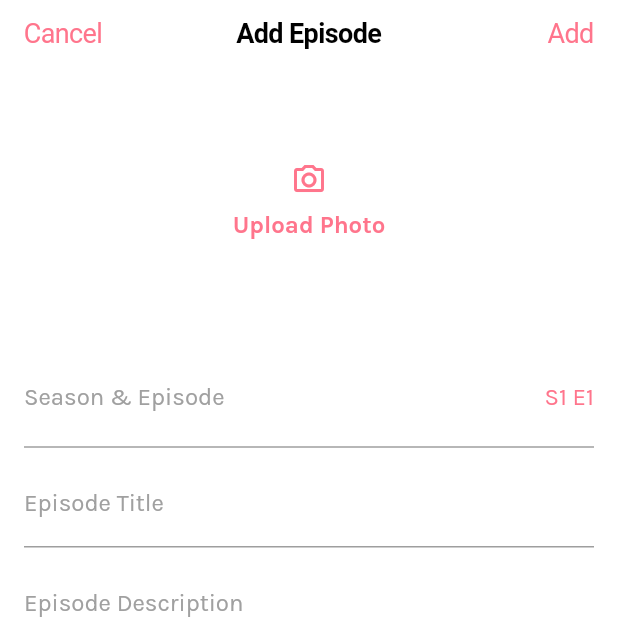
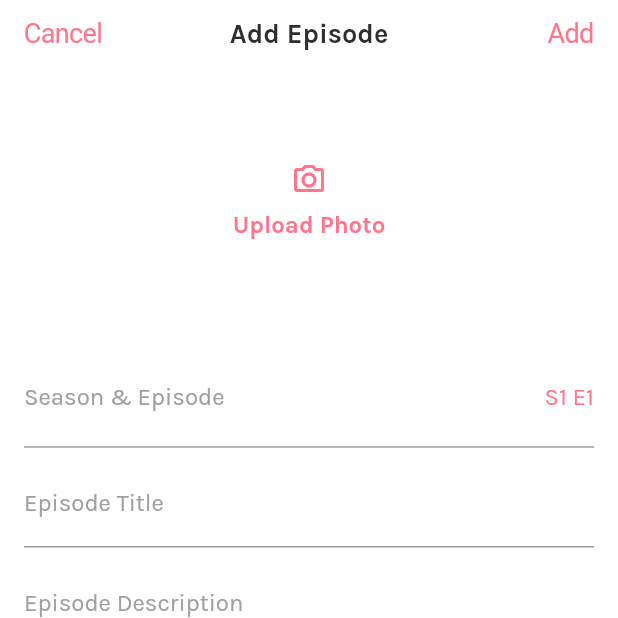
Before and after one commit to KhaleelSH/tv_shows, a Flutter app: the AddEpisodePage screen opened directly, on a phone screen of 412 x 824 dp, the top half of it. Run offline on Flutter 3.47's test engine with Material 2 defaults, Android fonts, the phone set to English and light mode, and no system bars.

Commit message:
UI updates

```diff
--- a/lib/pages/add_episode_page.dart
+++ b/lib/pages/add_episode_page.dart
@@ -49,12 +49,9 @@ class _AddEpisodePageState extends State<AddEpisodePage> {
             ),
           ],
         ),
-        middle: const Text(
+        middle: Text(
           'Add Episode',
-          style: TextStyle(
-            fontSize: 18,
-            fontWeight: FontWeight.bold,
-          ),
+          style: Theme.of(context).textTheme.headline1!.copyWith(fontSize: 18),
         ),
         trailing: GestureDetector(
           onTap: () {
@@ -88,11 +85,10 @@ class _AddEpisodePageState extends State<AddEpisodePage> {
                       const SizedBox(height: 8),
                       Text(
                         'Upload Photo',
-                        style: TextStyle(
-                          fontSize: 16,
-                          fontWeight: FontWeight.bold,
-                          color: Theme.of(context).primaryColor,
-                        ),
+                        style: Theme.of(context)
+                            .textTheme
+                            .button!
+                            .copyWith(color: Theme.of(context).primaryColor),
                       ),
                     ],
                   ),
--- a/lib/widgets/episode_tile.dart
+++ b/lib/widgets/episode_tile.dart
@@ -23,9 +23,7 @@ class EpisodeTile extends StatelessWidget {
           const SizedBox(width: 12),
           const Text(
             'Episode Title',
-            style: TextStyle(
-              fontSize: 16,
-            ),
+            style: TextStyle(fontSize: 16),
           ),
         ],
       ),
```
